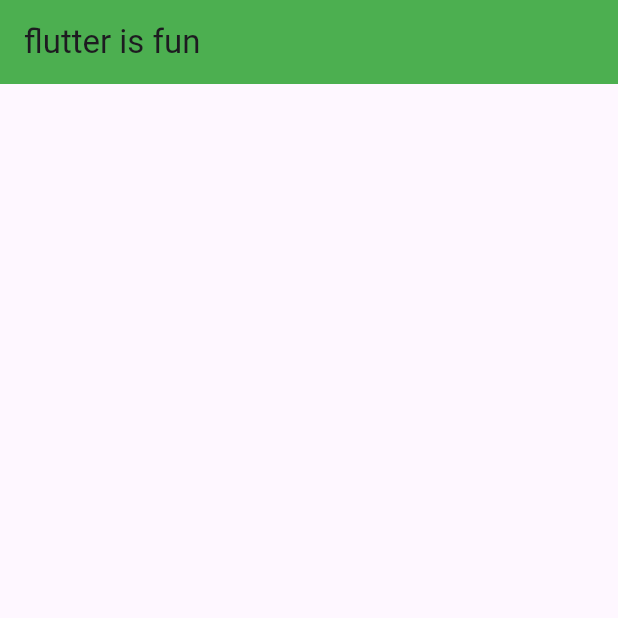
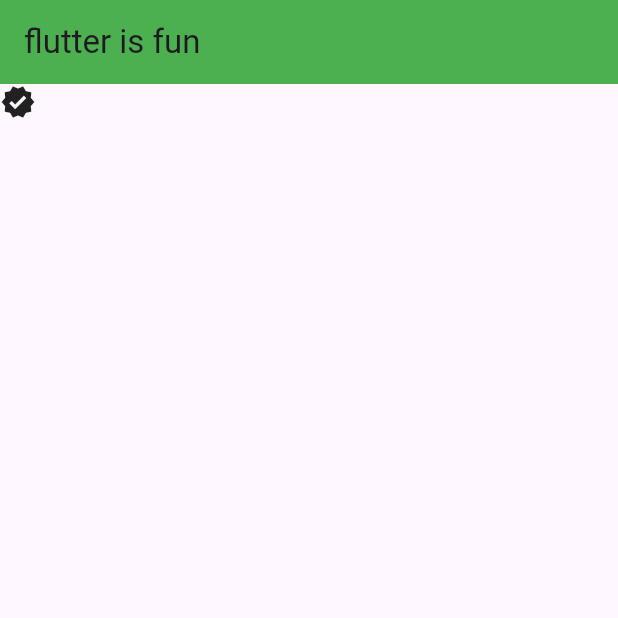
Before and after one commit to Hirun4/coolapp, a Flutter app: the screen it shows after launch, on a phone screen of 412 x 824 dp, the top half of it. Run offline on Flutter 3.47's test engine with Material 3 defaults, Android fonts, the phone set to English and light mode, and no system bars.

Commit message:
stack practice

```diff
--- a/lib/main.dart
+++ b/lib/main.dart
@@ -43,7 +43,7 @@ class MyApp extends StatelessWidget {
         //   ],
         // ),
         body: Stack(
-          children: const [],
+          children: const [Container(), Icon(Icons.verified)],
         ),
       ),
     );
```
